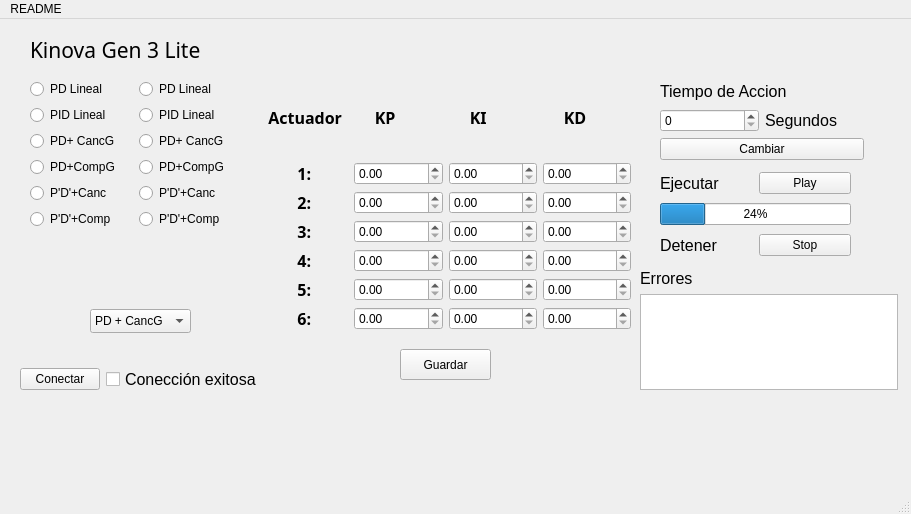
Qt form mainwindow.ui (JeanPons183/InterfazKinova) before a commit.
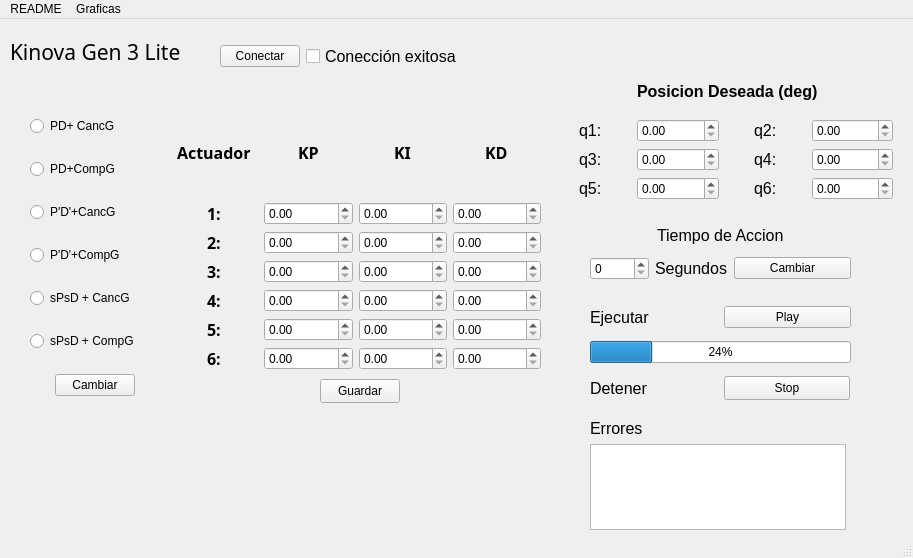
The same form after that commit.

Commit message: Cambios Interfaz y adicion de logica en botones

Patch:
```diff
--- a/mainwindow.ui
+++ b/mainwindow.ui
@@ -6,8 +6,8 @@
    <rect>
     <x>0</x>
     <y>0</y>
-    <width>911</width>
-    <height>514</height>
+    <width>913</width>
+    <height>558</height>
    </rect>
   </property>
   <property name="windowTitle">
@@ -17,10 +17,10 @@
    <widget class="QLabel" name="TItuloLabel">
     <property name="geometry">
      <rect>
-      <x>30</x>
-      <y>10</y>
-      <width>211</width>
-      <height>41</height>
+      <x>10</x>
+      <y>20</y>
+      <width>197</width>
+      <height>25</height>
      </rect>
     </property>
     <property name="font">
@@ -36,10 +36,10 @@
    <widget class="QWidget" name="layoutWidget">
     <property name="geometry">
      <rect>
-      <x>20</x>
-      <y>330</y>
+      <x>220</x>
+      <y>10</y>
       <width>242</width>
-      <height>61</height>
+      <height>56</height>
      </rect>
     </property>
     <layout class="QGridLayout" name="ConectarLO">
@@ -52,6 +52,9 @@
      </item>
      <item row="0" column="1">
       <widget class="QCheckBox" name="coneccionMark">
+       <property name="enabled">
+        <bool>true</bool>
+       </property>
        <property name="font">
         <font>
          <family>Arial</family>
@@ -61,6 +64,9 @@
        <property name="text">
         <string>Conección exitosa</string>
        </property>
+       <property name="tristate">
+        <bool>false</bool>
+       </property>
       </widget>
      </item>
     </layout>
@@ -68,13 +74,37 @@
    <widget class="QWidget" name="layoutWidget">
     <property name="geometry">
      <rect>
-      <x>260</x>
-      <y>60</y>
+      <x>170</x>
+      <y>90</y>
       <width>371</width>
-      <height>251</height>
+      <height>261</height>
      </rect>
     </property>
     <layout class="QGridLayout" name="GananciasLO">
+     <item row="2" column="3">
+      <widget class="QDoubleSpinBox" name="KD2">
+       <property name="maximum">
+        <double>100.000000000000000</double>
+       </property>
+       <property name="singleStep">
+        <double>0.100000000000000</double>
+       </property>
+      </widget>
+     </item>
+     <item row="0" column="0" alignment="Qt::AlignHCenter">
+      <widget class="QLabel" name="ActuadorLabel">
+       <property name="font">
+        <font>
+         <family>Arial Black</family>
+         <pointsize>12</pointsize>
+         <bold>true</bold>
+        </font>
+       </property>
+       <property name="text">
+        <string>Actuador</string>
+       </property>
+      </widget>
+     </item>
      <item row="1" column="1">
       <widget class="QDoubleSpinBox" name="KP1">
        <property name="maximum">
@@ -85,16 +115,6 @@
        </property>
       </widget>
      </item>
-     <item row="2" column="2">
-      <widget class="QDoubleSpinBox" name="KI2">
-       <property name="maximum">
-        <double>100.000000000000000</double>
-       </property>
-       <property name="singleStep">
-        <double>0.100000000000000</double>
-       </property>
-      </widget>
-     </item>
      <item row="6" column="2">
       <widget class="QDoubleSpinBox" name="KI6">
        <property name="maximum">
@@ -105,8 +125,8 @@
        </property>
       </widget>
      </item>
-     <item row="1" column="0">
-      <widget class="QLabel" name="Actuador1Label">
+     <item row="3" column="0" alignment="Qt::AlignHCenter">
+      <widget class="QLabel" name="Actuador3Label">
        <property name="font">
         <font>
          <family>Arial Black</family>
@@ -115,7 +135,41 @@
         </font>
        </property>
        <property name="text">
-        <string>         1:        </string>
+        <string>3:</string>
+       </property>
+      </widget>
+     </item>
+     <item row="3" column="2">
+      <widget class="QDoubleSpinBox" name="KI3">
+       <property name="maximum">
+        <double>100.000000000000000</double>
+       </property>
+       <property name="singleStep">
+        <double>0.100000000000000</double>
+       </property>
+      </widget>
+     </item>
+     <item row="6" column="0" alignment="Qt::AlignHCenter|Qt::AlignVCenter">
+      <widget class="QLabel" name="Actuador6Label">
+       <property name="font">
+        <font>
+         <family>Arial Black</family>
+         <pointsize>12</pointsize>
+         <bold>true</bold>
+        </font>
+       </property>
+       <property name="text">
+        <string>6:</string>
+       </property>
+      </widget>
+     </item>
+     <item row="3" column="3">
+      <widget class="QDoubleSpinBox" name="KD3">
+       <property name="maximum">
+        <double>100.000000000000000</double>
+       </property>
+       <property name="singleStep">
+        <double>0.100000000000000</double>
        </property>
       </widget>
      </item>
@@ -129,7 +183,7 @@
        </property>
       </widget>
      </item>
-     <item row="4" column="0">
+     <item row="4" column="0" alignment="Qt::AlignHCenter">
       <widget class="QLabel" name="Actuador4Label">
        <property name="font">
         <font>
@@ -139,93 +193,11 @@
         </font>
        </property>
        <property name="text">
-        <string>         4:        </string>
+        <string>4:</string>
        </property>
       </widget>
      </item>
-     <item row="4" column="1">
-      <widget class="QDoubleSpinBox" name="KP4">
-       <property name="maximum">
-        <double>100.000000000000000</double>
-       </property>
-       <property name="singleStep">
-        <double>0.100000000000000</double>
-       </property>
-      </widget>
-     </item>
-     <item row="0" column="1">
-      <widget class="QLabel" name="KPLabel">
-       <property name="font">
-        <font>
-         <family>Arial Black</family>
-         <pointsize>12</pointsize>
-         <bold>true</bold>
-        </font>
-       </property>
-       <property name="text">
-        <string>     KP</string>
-       </property>
-      </widget>
-     </item>
-     <item row="6" column="0">
-      <widget class="QLabel" name="Actuador6Label">
-       <property name="font">
-        <font>
-         <family>Arial Black</family>
-         <pointsize>12</pointsize>
-         <bold>true</bold>
-        </font>
-       </property>
-       <property name="text">
-        <string>         6:        </string>
-       </property>
-      </widget>
-     </item>
-     <item row="4" column="3">
-      <widget class="QDoubleSpinBox" name="KD4">
-       <property name="maximum">
-        <double>100.000000000000000</double>
-       </property>
-       <property name="singleStep">
-        <double>0.100000000000000</double>
-       </property>
-      </widget>
-     </item>
-     <item row="2" column="0">
-      <widget class="QLabel" name="Actuador2Label">
-       <property name="font">
-        <font>
-         <family>Arial Black</family>
-         <pointsize>12</pointsize>
-         <bold>true</bold>
-        </font>
-       </property>
-       <property name="text">
-        <string>         2:        </string>
-       </property>
-      </widget>
-     </item>
-     <item row="2" column="3">
-      <widget class="QDoubleSpinBox" name="KD2">
-       <property name="maximum">
-        <double>100.000000000000000</double>
-       </property>
-       <property name="singleStep">
-        <double>0.100000000000000</double>
-       </property>
-      </widget>
-     </item>
-     <item row="5" column="1">
-      <widget class="QDoubleSpinBox" name="KP5">
-       <property name="maximum">
-        <double>100.000000000000000</double>
-       </property>
-       <property name="singleStep">
-        <double>0.100000000000000</double>
-       </property>
-      </widget>
-     </item>
-     <item row="0" column="3">
+     <item row="0" column="3" alignment="Qt::AlignHCenter">
       <widget class="QLabel" name="KDLabel">
        <property name="font">
         <font>
@@ -235,45 +207,7 @@
         </font>
        </property>
        <property name="text">
-        <string>     KD</string>
-       </property>
-      </widget>
-     </item>
-     <item row="3" column="2">
-      <widget class="QDoubleSpinBox" name="KI3">
-       <property name="maximum">
-        <double>100.000000000000000</double>
-       </property>
-       <property name="singleStep">
-        <double>0.100000000000000</double>
-       </property>
-      </widget>
-     </item>
-     <item row="0" column="0">
-      <widget class="QLabel" name="ActuadorLabel">
-       <property name="font">
-        <font>
-         <family>Arial Black</family>
-         <pointsize>12</pointsize>
-         <bold>true</bold>
-        </font>
-       </property>
-       <property name="text">
-        <string>  Actuador</string>
-       </property>
-      </widget>
-     </item>
-     <item row="0" column="2">
-      <widget class="QLabel" name="KILabel">
-       <property name="font">
-        <font>
-         <family>Arial Black</family>
-         <pointsize>12</pointsize>
-         <bold>true</bold>
-        </font>
-       </property>
-       <property name="text">
-        <string>     KI</string>
+        <string>KD</string>
        </property>
       </widget>
      </item>
@@ -287,6 +221,40 @@
        </property>
       </widget>
      </item>
+     <item row="4" column="2">
+      <widget class="QDoubleSpinBox" name="KI4">
+       <property name="maximum">
+        <double>100.000000000000000</double>
+       </property>
+       <property name="singleStep">
+        <double>0.100000000000000</double>
+       </property>
+      </widget>
+     </item>
+     <item row="1" column="0" alignment="Qt::AlignHCenter">
+      <widget class="QLabel" name="Actuador1Label">
+       <property name="font">
+        <font>
+         <family>Arial Black</family>
+         <pointsize>12</pointsize>
+         <bold>true</bold>
+        </font>
+       </property>
+       <property name="text">
+        <string>1:</string>
+       </property>
+      </widget>
+     </item>
+     <item row="4" column="1">
+      <widget class="QDoubleSpinBox" name="KP4">
+       <property name="maximum">
+        <double>100.000000000000000</double>
+       </property>
+       <property name="singleStep">
+        <double>0.100000000000000</double>
+       </property>
+      </widget>
+     </item>
      <item row="5" column="3">
       <widget class="QDoubleSpinBox" name="KD5">
        <property name="maximum">
@@ -297,6 +265,20 @@
        </property>
       </widget>
      </item>
+     <item row="0" column="1" alignment="Qt::AlignHCenter">
+      <widget class="QLabel" name="KPLabel">
+       <property name="font">
+        <font>
+         <family>Arial Black</family>
+         <pointsize>12</pointsize>
+         <bold>true</bold>
+        </font>
+       </property>
+       <property name="text">
+        <string>KP</string>
+       </property>
+      </widget>
+     </item>
      <item row="1" column="2">
       <widget class="QDoubleSpinBox" name="KI1">
        <property name="maximum">
@@ -307,8 +289,28 @@
        </property>
       </widget>
      </item>
-     <item row="3" column="3">
-      <widget class="QDoubleSpinBox" name="KD3">
+     <item row="1" column="3">
+      <widget class="QDoubleSpinBox" name="KD1">
+       <property name="maximum">
+        <double>100.000000000000000</double>
+       </property>
+       <property name="singleStep">
+        <double>0.100000000000000</double>
+       </property>
+      </widget>
+     </item>
+     <item row="5" column="1">
+      <widget class="QDoubleSpinBox" name="KP5">
+       <property name="maximum">
+        <double>100.000000000000000</double>
+       </property>
+       <property name="singleStep">
+        <double>0.100000000000000</double>
+       </property>
+      </widget>
+     </item>
+     <item row="4" column="3">
+      <widget class="QDoubleSpinBox" name="KD4">
        <property name="maximum">
         <double>100.000000000000000</double>
        </property>
@@ -327,21 +329,7 @@
        </property>
       </widget>
      </item>
-     <item row="3" column="0">
-      <widget class="QLabel" name="Actuador3Label">
-       <property name="font">
-        <font>
-         <family>Arial Black</family>
-         <pointsize>12</pointsize>
-         <bold>true</bold>
-        </font>
-       </property>
-       <property name="text">
-        <string>         3:        </string>
-       </property>
-      </widget>
-     </item>
-     <item row="5" column="0">
+     <item row="5" column="0" alignment="Qt::AlignHCenter">
       <widget class="QLabel" name="Actuador5Label">
        <property name="font">
         <font>
@@ -351,7 +339,31 @@
         </font>
        </property>
        <property name="text">
-        <string>         5:        </string>
+        <string>5:</string>
+       </property>
+      </widget>
+     </item>
+     <item row="0" column="2" alignment="Qt::AlignHCenter">
+      <widget class="QLabel" name="KILabel">
+       <property name="font">
+        <font>
+         <family>Arial Black</family>
+         <pointsize>12</pointsize>
+         <bold>true</bold>
+        </font>
+       </property>
+       <property name="text">
+        <string>KI</string>
+       </property>
+      </widget>
+     </item>
+     <item row="2" column="2">
+      <widget class="QDoubleSpinBox" name="KI2">
+       <property name="maximum">
+        <double>100.000000000000000</double>
+       </property>
+       <property name="singleStep">
+        <double>0.100000000000000</double>
        </property>
       </widget>
      </item>
@@ -365,23 +377,17 @@
        </property>
       </widget>
      </item>
-     <item row="4" column="2">
-      <widget class="QDoubleSpinBox" name="KI4">
-       <property name="maximum">
-        <double>100.000000000000000</double>
+     <item row="2" column="0" alignment="Qt::AlignHCenter">
+      <widget class="QLabel" name="Actuador2Label">
+       <property name="font">
+        <font>
+         <family>Arial Black</family>
+         <pointsize>12</pointsize>
+         <bold>true</bold>
+        </font>
        </property>
-       <property name="singleStep">
-        <double>0.100000000000000</double>
-       </property>
-      </widget>
-     </item>
-     <item row="1" column="3">
-      <widget class="QDoubleSpinBox" name="KD1">
-       <property name="maximum">
-        <double>100.000000000000000</double>
-       </property>
-       <property name="singleStep">
-        <double>0.100000000000000</double>
+       <property name="text">
+        <string>2:</string>
        </property>
       </widget>
      </item>
@@ -428,104 +434,14 @@
    <widget class="QWidget" name="layoutWidget">
     <property name="geometry">
      <rect>
-      <x>660</x>
-      <y>150</y>
-      <width>191</width>
-      <height>90</height>
-     </rect>
-    </property>
-    <layout class="QGridLayout" name="EjecutarLO">
-     <item row="0" column="0">
-      <layout class="QGridLayout" name="IniciarLO">
-       <item row="0" column="0">
-        <widget class="QLabel" name="EjecutarLabel">
-         <property name="font">
-          <font>
-           <family>Arial</family>
-           <pointsize>12</pointsize>
-          </font>
-         </property>
-         <property name="text">
-          <string>Ejecutar</string>
-         </property>
-        </widget>
-       </item>
-       <item row="0" column="1">
-        <widget class="QPushButton" name="IniciarPB">
-         <property name="text">
-          <string>Play</string>
-         </property>
-        </widget>
-       </item>
-      </layout>
-     </item>
-     <item row="1" column="0">
-      <widget class="QProgressBar" name="progressBar">
-       <property name="value">
-        <number>24</number>
-       </property>
-      </widget>
-     </item>
-     <item row="2" column="0">
-      <layout class="QGridLayout" name="DetenerLO">
-       <item row="0" column="0">
-        <widget class="QLabel" name="DetenerLabel">
-         <property name="font">
-          <font>
-           <family>Arial</family>
-           <pointsize>12</pointsize>
-          </font>
-         </property>
-         <property name="text">
-          <string>Detener</string>
-         </property>
-        </widget>
-       </item>
-       <item row="0" column="1">
-        <widget class="QPushButton" name="DetenerPB">
-         <property name="text">
-          <string>Stop</string>
-         </property>
-        </widget>
-       </item>
-      </layout>
-     </item>
-    </layout>
-   </widget>
-   <widget class="QWidget" name="layoutWidget">
-    <property name="geometry">
-     <rect>
-      <x>660</x>
-      <y>60</y>
-      <width>204</width>
-      <height>81</height>
+      <x>590</x>
+      <y>200</y>
+      <width>261</width>
+      <height>61</height>
      </rect>
     </property>
     <layout class="QGridLayout" name="TiempoLO">
-     <item row="2" column="0" colspan="2">
-      <widget class="QPushButton" name="CambiarTiempoPB">
-       <property name="text">
-        <string>Cambiar</string>
-       </property>
-      </widget>
-     </item>
-     <item row="1" column="1">
-      <widget class="QLabel" name="SegundosLabel">
-       <property name="font">
-        <font>
-         <family>Arial</family>
-         <pointsize>12</pointsize>
-        </font>
-       </property>
-       <property name="text">
-        <string>Segundos</string>
-       </property>
-      </widget>
-     </item>
-     <item row="1" column="0">
-      <widget class="QSpinBox" name="TiempoS"/>
-     </item>
-     <item row="0" column="0" colspan="2">
+     <item row="0" column="0" colspan="4" alignment="Qt::AlignHCenter">
       <widget class="QLabel" name="TALabel">
        <property name="font">
         <font>
@@ -538,149 +454,374 @@
        </property>
       </widget>
      </item>
+     <item row="1" column="0">
+      <widget class="QSpinBox" name="TiempoS"/>
+     </item>
+     <item row="1" column="1">
+      <widget class="QLabel" name="SegundosLabel">
+       <property name="font">
+        <font>
+         <family>Arial</family>
+         <pointsize>12</pointsize>
+        </font>
+       </property>
+       <property name="text">
+        <string>Segundos</string>
+       </property>
+      </widget>
+     </item>
+     <item row="1" column="2" colspan="2">
+      <widget class="QPushButton" name="CambiarTiempoPB">
+       <property name="text">
+        <string>Cambiar</string>
+       </property>
+      </widget>
+     </item>
     </layout>
    </widget>
-   <widget class="QComboBox" name="controladoresCB">
+   <widget class="QPushButton" name="guardarGananciasPB">
     <property name="geometry">
      <rect>
-      <x>90</x>
-      <y>290</y>
-      <width>101</width>
+      <x>320</x>
+      <y>360</y>
+      <width>80</width>
       <height>24</height>
      </rect>
     </property>
-    <item>
-     <property name="text">
-      <string>PD + CancG</string>
-     </property>
-    </item>
-    <item>
-     <property name="text">
-      <string>P'D' + CancG</string>
-     </property>
-    </item>
-    <item>
-     <property name="text">
-      <string>S</string>
-     </property>
-    </item>
+    <property name="text">
+     <string>Guardar</string>
+    </property>
    </widget>
-   <widget class="QWidget" name="layoutWidget">
+   <widget class="QWidget" name="">
     <property name="geometry">
      <rect>
       <x>30</x>
-      <y>60</y>
-      <width>211</width>
-      <height>211</height>
+      <y>80</y>
+      <width>131</width>
+      <height>321</height>
      </rect>
     </property>
-    <layout class="QHBoxLayout" name="ControladoresLO">
-     <item>
-      <layout class="QFormLayout" name="formLayout">
-       <item row="1" column="0">
-        <widget class="QRadioButton" name="PIDSel">
-         <property name="text">
-          <string>PID Lineal</string>
-         </property>
-        </widget>
-       </item>
-       <item row="2" column="0">
-        <widget class="QRadioButton" name="PDCancGSel">
-         <property name="text">
-          <string>PD+ CancG</string>
-         </property>
-        </widget>
-       </item>
-       <item row="3" column="0">
-        <widget class="QRadioButton" name="PDCompGSel">
-         <property name="text">
-          <string>PD+CompG</string>
-         </property>
-        </widget>
-       </item>
-       <item row="5" column="0">
-        <widget class="QRadioButton" name="PdCompGSel">
-         <property name="text">
-          <string>P'D'+Comp</string>
-         </property>
-        </widget>
-       </item>
-       <item row="4" column="0">
-        <widget class="QRadioButton" name="PdCancGSel">
-         <property name="text">
-          <string>P'D'+Canc</string>
-         </property>
-        </widget>
-       </item>
-       <item row="0" column="0">
-        <widget class="QRadioButton" name="PDSel">
-         <property name="text">
-          <string>PD Lineal</string>
-         </property>
-        </widget>
-       </item>
-      </layout>
+    <layout class="QVBoxLayout" name="controladoresLO">
+     <item alignment="Qt::AlignLeft">
+      <widget class="QRadioButton" name="PDCancGSel">
+       <property name="text">
+        <string>PD+ CancG</string>
+       </property>
+      </widget>
      </item>
-     <item>
-      <layout class="QFormLayout" name="formLayout_2">
-       <item row="1" column="0">
-        <widget class="QRadioButton" name="PIDSel_2">
-         <property name="text">
-          <string>PID Lineal</string>
-         </property>
-        </widget>
-       </item>
-       <item row="2" column="0">
-        <widget class="QRadioButton" name="PDCancGSel_2">
-         <property name="text">
-          <string>PD+ CancG</string>
-         </property>
-        </widget>
-       </item>
-       <item row="3" column="0">
-        <widget class="QRadioButton" name="PDComGSel_2">
-         <property name="text">
-          <string>PD+CompG</string>
-         </property>
-        </widget>
-       </item>
-       <item row="5" column="0">
-        <widget class="QRadioButton" name="PdCompGSel_2">
-         <property name="text">
-          <string>P'D'+Comp</string>
-         </property>
-        </widget>
-       </item>
-       <item row="4" column="0">
-        <widget class="QRadioButton" name="PdCancGSel_2">
-         <property name="text">
-          <string>P'D'+Canc</string>
-         </property>
-        </widget>
-       </item>
-       <item row="0" column="0">
-        <widget class="QRadioButton" name="PDSel_2">
-         <property name="text">
-          <string>PD Lineal</string>
-         </property>
-        </widget>
-       </item>
-      </layout>
+     <item alignment="Qt::AlignLeft">
+      <widget class="QRadioButton" name="PDCompGSel">
+       <property name="text">
+        <string>PD+CompG</string>
+       </property>
+      </widget>
      </item>
+     <item alignment="Qt::AlignLeft">
+      <widget class="QRadioButton" name="PdCancGSel">
+       <property name="text">
+        <string>P'D'+CancG</string>
+       </property>
+      </widget>
+     </item>
+     <item alignment="Qt::AlignLeft">
+      <widget class="QRadioButton" name="PdCompGSel">
+       <property name="text">
+        <string>P'D'+CompG</string>
+       </property>
+      </widget>
+     </item>
+     <item alignment="Qt::AlignLeft">
+      <widget class="QRadioButton" name="sPsdCancGSel">
+       <property name="text">
+        <string>sPsD + CancG</string>
+       </property>
+      </widget>
+     </item>
+     <item alignment="Qt::AlignLeft">
+      <widget class="QRadioButton" name="sPsdCompGSel">
+       <property name="text">
+        <string>sPsD + CompG</string>
+       </property>
+      </widget>
+     </item>
+     <item alignment="Qt::AlignHCenter">
+      <widget class="QPushButton" name="cambiarControlPB">
+       <property name="text">
+        <string>Cambiar</string>
+       </property>
+      </widget>
+     </item>
     </layout>
    </widget>
-   <widget class="QWidget" name="layoutWidget">
+   <widget class="QWidget" name="">
     <property name="geometry">
      <rect>
-      <x>640</x>
-      <y>250</y>
-      <width>258</width>
-      <height>121</height>
+      <x>550</x>
+      <y>50</y>
+      <width>343</width>
+      <height>131</height>
      </rect>
     </property>
-    <layout class="QGridLayout" name="ErroresLO">
+    <layout class="QGridLayout" name="pdLO">
+     <item row="2" column="0" alignment="Qt::AlignHCenter|Qt::AlignVCenter">
+      <widget class="QLabel" name="qd3Label">
+       <property name="font">
+        <font>
+         <family>Arial</family>
+         <pointsize>12</pointsize>
+         <bold>false</bold>
+        </font>
+       </property>
+       <property name="text">
+        <string>q3:</string>
+       </property>
+      </widget>
+     </item>
+     <item row="2" column="2" alignment="Qt::AlignHCenter|Qt::AlignVCenter">
+      <widget class="QLabel" name="qd4Label">
+       <property name="font">
+        <font>
+         <family>Arial</family>
+         <pointsize>12</pointsize>
+         <bold>false</bold>
+        </font>
+       </property>
+       <property name="text">
+        <string>q4:</string>
+       </property>
+      </widget>
+     </item>
+     <item row="1" column="0" alignment="Qt::AlignHCenter|Qt::AlignVCenter">
+      <widget class="QLabel" name="qd1Label">
+       <property name="font">
+        <font>
+         <family>Arial</family>
+         <pointsize>12</pointsize>
+         <bold>false</bold>
+        </font>
+       </property>
+       <property name="styleSheet">
+        <string notr="true"/>
+       </property>
+       <property name="text">
+        <string>q1:</string>
+       </property>
+      </widget>
+     </item>
+     <item row="1" column="2" alignment="Qt::AlignHCenter|Qt::AlignVCenter">
+      <widget class="QLabel" name="qd2Label">
+       <property name="font">
+        <font>
+         <family>Arial</family>
+         <pointsize>12</pointsize>
+         <bold>false</bold>
+         <kerning>true</kerning>
+        </font>
+       </property>
+       <property name="text">
+        <string>q2:</string>
+       </property>
+      </widget>
+     </item>
+     <item row="1" column="3">
+      <widget class="QDoubleSpinBox" name="qd2">
+       <property name="maximum">
+        <double>360.000000000000000</double>
+       </property>
+       <property name="singleStep">
+        <double>0.100000000000000</double>
+       </property>
+      </widget>
+     </item>
+     <item row="3" column="3">
+      <widget class="QDoubleSpinBox" name="qd6">
+       <property name="maximum">
+        <double>360.000000000000000</double>
+       </property>
+       <property name="singleStep">
+        <double>0.100000000000000</double>
+       </property>
+      </widget>
+     </item>
+     <item row="2" column="3">
+      <widget class="QDoubleSpinBox" name="qd4">
+       <property name="maximum">
+        <double>360.000000000000000</double>
+       </property>
+       <property name="singleStep">
+        <double>0.100000000000000</double>
+       </property>
+      </widget>
+     </item>
+     <item row="1" column="1">
+      <widget class="QDoubleSpinBox" name="qd1">
+       <property name="maximum">
+        <double>360.000000000000000</double>
+       </property>
+       <property name="singleStep">
+        <double>0.100000000000000</double>
+       </property>
+      </widget>
+     </item>
+     <item row="2" column="1">
+      <widget class="QDoubleSpinBox" name="qd3">
+       <property name="maximum">
+        <double>360.000000000000000</double>
+       </property>
+       <property name="singleStep">
+        <double>0.100000000000000</double>
+       </property>
+      </widget>
+     </item>
+     <item row="3" column="0" alignment="Qt::AlignHCenter|Qt::AlignVCenter">
+      <widget class="QLabel" name="qd5Label">
+       <property name="font">
+        <font>
+         <family>Arial</family>
+         <pointsize>12</pointsize>
+         <bold>false</bold>
+        </font>
+       </property>
+       <property name="text">
+        <string>q5:</string>
+       </property>
+      </widget>
+     </item>
+     <item row="3" column="2" alignment="Qt::AlignHCenter|Qt::AlignVCenter">
+      <widget class="QLabel" name="qd6Label">
+       <property name="font">
+        <font>
+         <family>Arial</family>
+         <pointsize>12</pointsize>
+         <bold>false</bold>
+        </font>
+       </property>
+       <property name="text">
+        <string>q6:</string>
+       </property>
+      </widget>
+     </item>
+     <item row="3" column="1">
+      <widget class="QDoubleSpinBox" name="qd5">
+       <property name="maximum">
+        <double>360.000000000000000</double>
+       </property>
+       <property name="singleStep">
+        <double>0.100000000000000</double>
+       </property>
+      </widget>
+     </item>
+     <item row="0" column="1" colspan="3">
+      <widget class="QLabel" name="pdLabel">
+       <property name="font">
+        <font>
+         <family>Arial</family>
+         <pointsize>12</pointsize>
+         <italic>false</italic>
+         <bold>true</bold>
+         <underline>false</underline>
+         <strikeout>false</strikeout>
+        </font>
+       </property>
+       <property name="text">
+        <string>Posicion Deseada (deg)</string>
+       </property>
+      </widget>
+     </item>
+    </layout>
+   </widget>
+   <widget class="QWidget" name="">
+    <property name="geometry">
+     <rect>
+      <x>590</x>
+      <y>280</y>
+      <width>261</width>
+      <height>110</height>
+     </rect>
+    </property>
+    <layout class="QGridLayout" name="ejecutarLO">
+     <item row="2" column="1" alignment="Qt::AlignHCenter">
+      <widget class="QPushButton" name="DetenerPB">
+       <property name="minimumSize">
+        <size>
+         <width>126</width>
+         <height>24</height>
+        </size>
+       </property>
+       <property name="maximumSize">
+        <size>
+         <width>126</width>
+         <height>16777215</height>
+        </size>
+       </property>
+       <property name="text">
+        <string>Stop</string>
+       </property>
+      </widget>
+     </item>
+     <item row="0" column="1">
+      <widget class="QPushButton" name="IniciarPB">
+       <property name="text">
+        <string>Play</string>
+       </property>
+       <property name="autoDefault">
+        <bool>false</bool>
+       </property>
+      </widget>
+     </item>
+     <item row="2" column="0" alignment="Qt::AlignLeft">
+      <widget class="QLabel" name="DetenerLabel">
+       <property name="font">
+        <font>
+         <family>Arial</family>
+         <pointsize>12</pointsize>
+        </font>
+       </property>
+       <property name="text">
+        <string>Detener</string>
+       </property>
+      </widget>
+     </item>
+     <item row="1" column="0" colspan="2">
+      <widget class="QProgressBar" name="progressBar">
+       <property name="value">
+        <number>24</number>
+       </property>
+      </widget>
+     </item>
+     <item row="0" column="0">
+      <widget class="QLabel" name="EjecutarLabel">
+       <property name="font">
+        <font>
+         <family>Arial</family>
+         <pointsize>12</pointsize>
+        </font>
+       </property>
+       <property name="text">
+        <string>Ejecutar</string>
+       </property>
+      </widget>
+     </item>
+    </layout>
+   </widget>
+   <widget class="QWidget" name="">
+    <property name="geometry">
+     <rect>
+      <x>590</x>
+      <y>400</y>
+      <width>261</width>
+      <height>111</height>
+     </rect>
+    </property>
+    <layout class="QFormLayout" name="erroresLO">
      <item row="0" column="0">
       <widget class="QLabel" name="ErroresLabel">
+       <property name="maximumSize">
+        <size>
+         <width>52</width>
+         <height>16777215</height>
+        </size>
+       </property>
        <property name="font">
         <font>
          <family>Arial</family>
@@ -692,31 +833,18 @@
        </property>
       </widget>
      </item>
-     <item row="1" column="0">
+     <item row="2" column="0">
       <widget class="QTextBrowser" name="errorTextBrowser"/>
      </item>
     </layout>
    </widget>
-   <widget class="QPushButton" name="guardarPB">
-    <property name="geometry">
-     <rect>
-      <x>400</x>
-      <y>330</y>
-      <width>91</width>
-      <height>31</height>
-     </rect>
-    </property>
-    <property name="text">
-     <string>Guardar</string>
-    </property>
-   </widget>
   </widget>
   <widget class="QMenuBar" name="menubar">
    <property name="geometry">
     <rect>
      <x>0</x>
      <y>0</y>
-     <width>911</width>
+     <width>913</width>
      <height>21</height>
     </rect>
    </property>
@@ -725,9 +853,57 @@
      <string>README</string>
     </property>
    </widget>
+   <widget class="QMenu" name="menuGraficas">
+    <property name="title">
+     <string>Graficas</string>
+    </property>
+    <addaction name="actionQ1"/>
+    <addaction name="actionq2"/>
+    <addaction name="actionq3"/>
+    <addaction name="actionq4"/>
+    <addaction name="actionq5"/>
+    <addaction name="actionq6"/>
+    <addaction name="actionq"/>
+   </widget>
    <addaction name="menuREADME"/>
+   <addaction name="menuGraficas"/>
   </widget>
   <widget class="QStatusBar" name="statusbar"/>
+  <action name="actionQ1">
+   <property name="text">
+    <string>q1</string>
+   </property>
+  </action>
+  <action name="actionq2">
+   <property name="text">
+    <string>q2</string>
+   </property>
+  </action>
+  <action name="actionq3">
+   <property name="text">
+    <string>q3</string>
+   </property>
+  </action>
+  <action name="actionq4">
+   <property name="text">
+    <string>q4</string>
+   </property>
+  </action>
+  <action name="actionq5">
+   <property name="text">
+    <string>q5</string>
+   </property>
+  </action>
+  <action name="actionq6">
+   <property name="text">
+    <string>q6</string>
+   </property>
+  </action>
+  <action name="actionq">
+   <property name="text">
+    <string>q</string>
+   </property>
+  </action>
  </widget>
  <tabstops>
   <tabstop>ConectarPB</tabstop>
```
Left out of the diff: 19 changed lines with no effect on the pictures. The commit also changes 2 other files.
